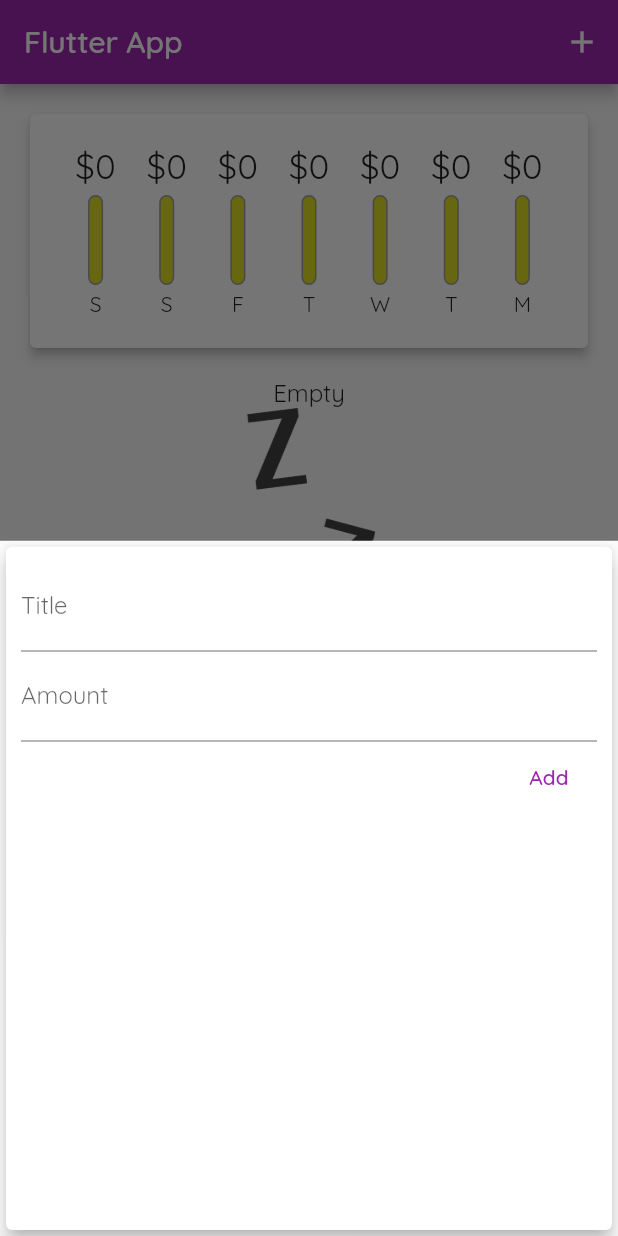
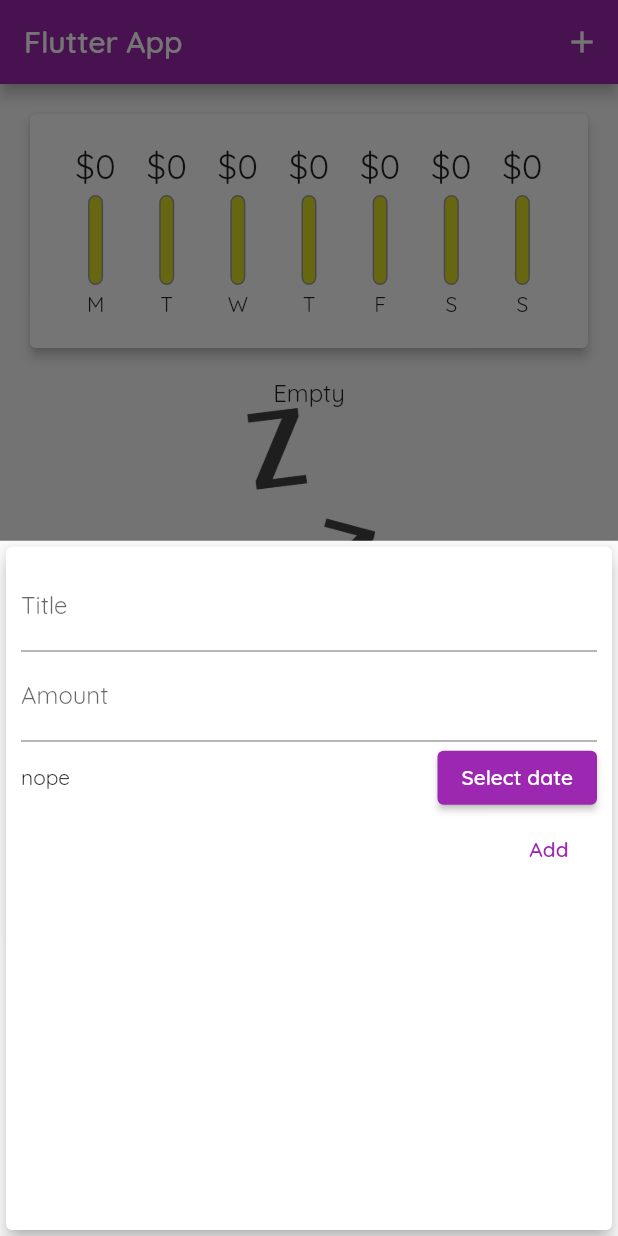
Before and after one commit to Catzilla312/flutter_expenses, a Flutter app: the screen it shows after launch, after a tap on the "add" icon, on a phone screen of 412 x 824 dp. Run offline on Flutter 3.47's test engine with Material 2 defaults, Android fonts, the light colour scheme and no system bars.

Commit message:
added datepicker

```diff
--- a/lib/widgets/chart.dart
+++ b/lib/widgets/chart.dart
@@ -28,7 +28,7 @@ class Chart extends StatelessWidget {
         'day': DateFormat.E().format(weekDay).substring(0, 1).substring(0, 1),
         'amount': totalSum
       };
-    });
+    }).reversed.toList();
   }
 
   double get getMaxSpent {
--- a/lib/widgets/new_transaction.dart
+++ b/lib/widgets/new_transaction.dart
@@ -30,6 +30,15 @@ class _NewTransactionState extends State<NewTransaction> {
     Navigator.of(context).pop();
   }
 
+  void _presentDatePicker() {
+    showDatePicker(
+      context: context,
+      initialDate: DateTime.now(),
+      firstDate: DateTime(2022),
+      lastDate: DateTime(2024),
+    );
+  }
+
   @override
   Widget build(BuildContext context) {
     return Card(
@@ -54,6 +63,16 @@ class _NewTransactionState extends State<NewTransaction> {
               onSubmitted: (_) => submitData(),
               // onChanged: (val) => amountInput = val,
             ),
+            Row(
+              mainAxisAlignment: MainAxisAlignment.spaceBetween,
+              children: [
+                Text("nope"),
+                ElevatedButton(
+                  onPressed: _presentDatePicker,
+                  child: Text("Select date"),
+                ),
+              ],
+            ),
             TextButton(
               style: TextButton.styleFrom(
                 primary: Colors.purple,
```
